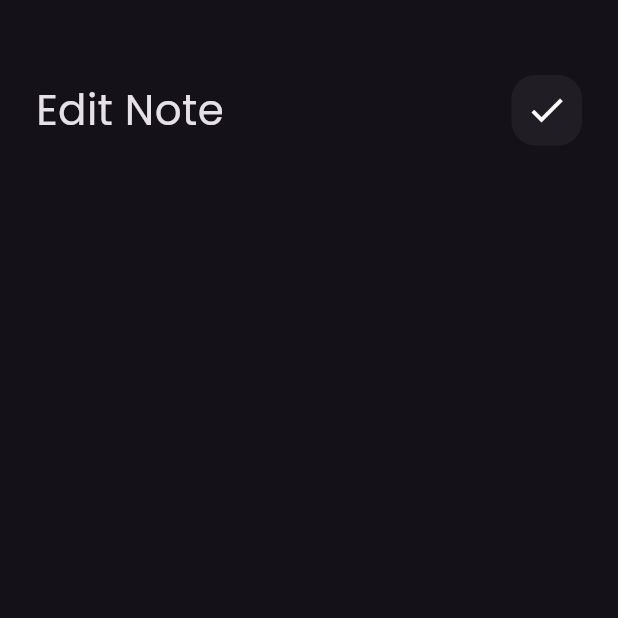
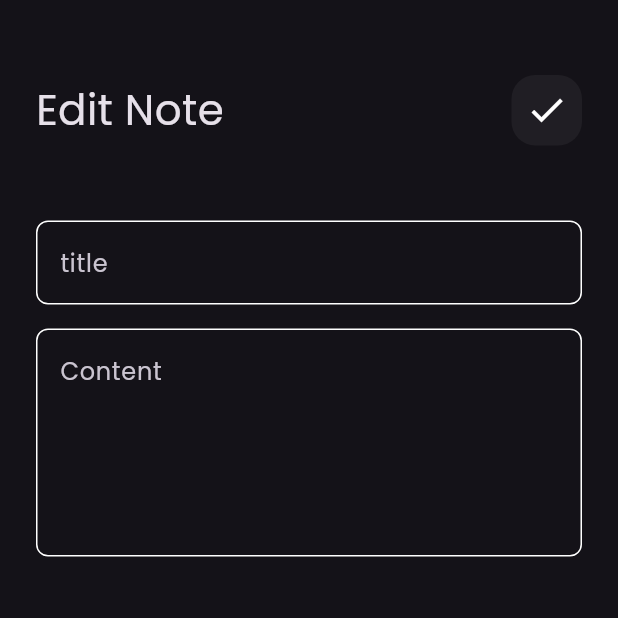
Before and after one commit to Monther-Alomari/notes_app, a Flutter app: the EditNoteView screen opened directly, on a phone screen of 412 x 824 dp, the top half of it. Run offline on Flutter 3.47's test engine with Material 3 defaults, Android fonts, the phone set to English and light mode, and no system bars; our stand-ins replace font_awesome_flutter.

Commit message:
edit note view ui done

```diff
--- a/lib/views/widgets/custom_text_field.dart
+++ b/lib/views/widgets/custom_text_field.dart
@@ -11,7 +11,7 @@ final int maxLines;
       cursorColor: kprimaryColor,
       maxLines: maxLines,
       decoration: InputDecoration(
-        hintText: hint,hintStyle: const TextStyle(color: kprimaryColor),
+        hintText: hint,
         border: buildBorder(),
         enabledBorder: buildBorder(),
         focusedBorder: buildBorder(kprimaryColor),
--- a/lib/views/widgets/edit_note_view_body.dart
+++ b/lib/views/widgets/edit_note_view_body.dart
@@ -1,17 +1,22 @@
 import 'package:flutter/material.dart';
 import 'package:notesapp/views/widgets/custom_app_bar.dart';
+import 'package:notesapp/views/widgets/custom_text_field.dart';
 
 class EditNoteViewBody extends StatelessWidget {
   const EditNoteViewBody({super.key});
 
   @override
   Widget build(BuildContext context) {
-    return Padding(
-      padding: const EdgeInsets.symmetric(horizontal: 24),
+    return const Padding(
+      padding: EdgeInsets.symmetric(horizontal: 24),
       child: Column(
         children: [
           SizedBox(height: 50,),
-          CustomAppBar(title: "Edit Note",icon: Icons.check,)
+          CustomAppBar(title: "Edit Note",icon: Icons.check,),
+          SizedBox(height: 50,),
+          CustomTextField(hint: "title"),
+          SizedBox(height: 16,),
+          CustomTextField(hint: "Content",maxLines: 5),
         ],
       ),
     );
```
